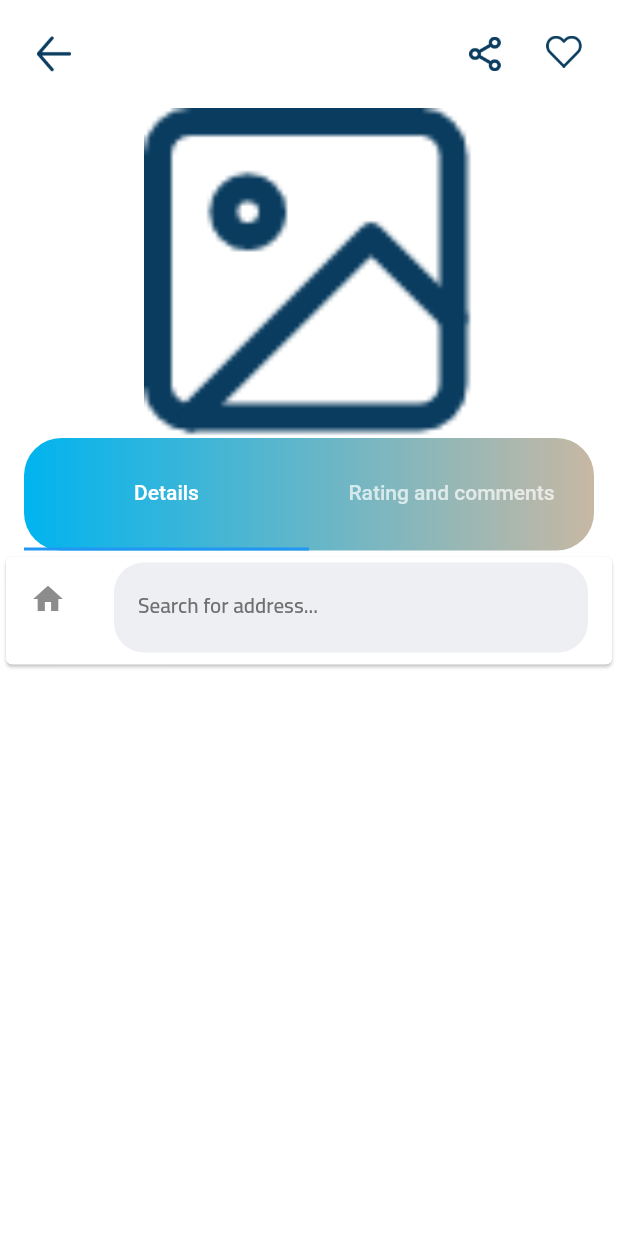
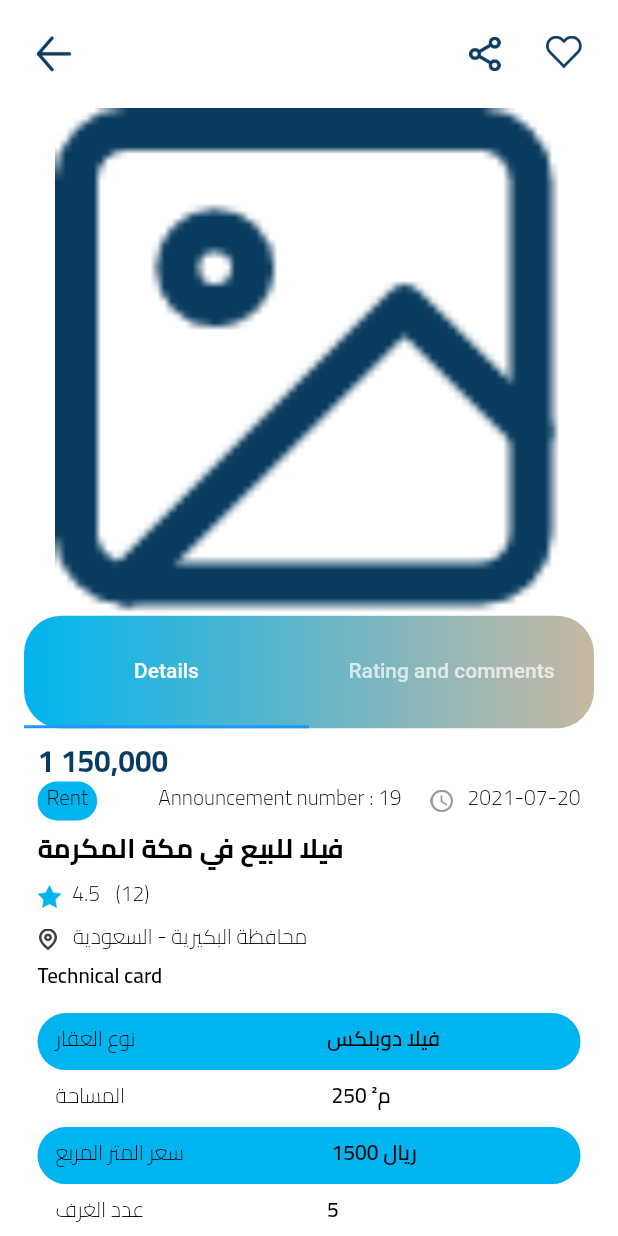
Before and after one commit to Hwassef/wassiet, a Flutter app: the screen it shows after launch, on a phone screen of 412 x 824 dp. Run offline on Flutter 3.47's test engine with Material 2 defaults, Android fonts, the light colour scheme and no system bars; our stand-ins replace auto_route, dartz, data_connection_checker, equatable, firebase_auth, firebase_core and 11 more; missing offline and left inert: flutter_google_places; accounts and stored records are empty; generated files the repository leaves out were written again.

Commit message:
implement announcement details ui

```diff
--- a/lib/app/features/announcement_details/data/datasource/announcement_details_remote_data_source.dart
+++ b/lib/app/features/announcement_details/data/datasource/announcement_details_remote_data_source.dart
@@ -6,12 +6,12 @@ import 'package:wassiet/app/features/announcement_details/data/models/announceme
 import 'package:wassiet/app/features/announcement_details/domain/entity/announcement_details.dart';
 import 'package:wassiet/app/features/announcement_details/domain/entity/announcement_rating_and_comments.dart';
 
-abstract class AnnouncementDetailsRemoteDateSource {
+abstract class AnnouncementDetailsRemoteDataSource {
   Future<AnnouncementDetails> getAnnouncemnetDetails();
   Future<AnnouncementRatingAndComments> getAnnouncementRatingAndComments();
 }
 
-class AnnouncementDetailsRemoteDataSourceImpl implements AnnouncementDetailsRemoteDateSource {
+class AnnouncementDetailsRemoteDataSourceImpl implements AnnouncementDetailsRemoteDataSource {
   @override
   Future<AnnouncementDetails> getAnnouncemnetDetails() async {
     final response = await rootBundle.loadString('assets/fake_data/announcements_details.json');
--- a/lib/app/features/announcement_details/domain/usecase/get_announcement_details_usecase.dart
+++ b/lib/app/features/announcement_details/domain/usecase/get_announcement_details_usecase.dart
@@ -6,7 +6,7 @@ import 'package:wassiet/app/usecase.dart';
 
 class GetAnnouncementDetailsUseCase extends UseCase<AnnouncementDetails, NoParams> {
   final AnnouncementDetailsRepository repository;
-  GetAnnouncementDetailsUseCase({required this.repository});
+  GetAnnouncementDetailsUseCase(this.repository);
 
   @override
   Future<Either<Failure, AnnouncementDetails>> call(NoParams params) async {
--- a/lib/app/features/announcement_details/domain/usecase/get_announcement_rating_and_comments.dart
+++ b/lib/app/features/announcement_details/domain/usecase/get_announcement_rating_and_comments.dart
@@ -6,7 +6,7 @@ import 'package:wassiet/app/usecase.dart';
 
 class GetAnnouncementAndCommentsUseCase extends UseCase<AnnouncementRatingAndComments, NoParams> {
   final AnnouncementDetailsRepository repository;
-  GetAnnouncementAndCommentsUseCase({required this.repository});
+  GetAnnouncementAndCommentsUseCase(this.repository);
 
   @override
   Future<Either<Failure, AnnouncementRatingAndComments>> call(NoParams params) async {
--- a/lib/app/features/announcement_details/presentation/mobx/announcement_details_store.dart
+++ b/lib/app/features/announcement_details/presentation/mobx/announcement_details_store.dart
@@ -1,23 +1,21 @@
 import 'package:mobx/mobx.dart';
 import 'package:wassiet/app/features/announcement_details/domain/entity/announcement_details.dart';
 import 'package:wassiet/app/features/announcement_details/domain/repository/announcement_details_repository.dart';
+import 'package:wassiet/app/features/announcement_details/domain/usecase/get_announcement_details_usecase.dart';
+import 'package:wassiet/app/usecase.dart';
 
-part 'announcement_detials_store.g.dart';
+part 'announcement_details_store.g.dart';
 
 class AnnouncementDetailsStore extends _AnnouncementDetailsStore with _$AnnouncementDetailsStore {
-  AnnouncementDetailsStore(AnnouncementDetailsRepository announcementDetailsRepository)
-      : super(announcementDetailsRepository);
+  AnnouncementDetailsStore(GetAnnouncementDetailsUseCase getAnnouncementDetailsUseCase)
+      : super(getAnnouncementDetailsUseCase);
 }
 
 abstract class _AnnouncementDetailsStore with Store {
-  final AnnouncementDetailsRepository announcementDetailsRepository;
-  _AnnouncementDetailsStore(this.announcementDetailsRepository);
+  final GetAnnouncementDetailsUseCase getAnnouncementDetailsUseCase;
+  _AnnouncementDetailsStore(this.getAnnouncementDetailsUseCase);
   @observable
   AnnouncementDetails? announcementDetails;
   @action
-  void getAnnouncementDetails() {
-    announcementDetailsRepository.getAnnouncementDetails().then(
-          (value) => announcementDetails = value.fold((l) => null, (r) => announcementDetails = r),
-        );
-  }
+  void getAnnouncementDetails() {}
 }
--- a/lib/app/features/announcement_details/presentation/pages/anouncement_details_page.dart
+++ b/lib/app/features/announcement_details/presentation/pages/anouncement_details_page.dart
@@ -1,7 +1,10 @@
+import 'package:flutter/gestures.dart';
 import 'package:flutter/material.dart';
 import 'package:flutter_screenutil/flutter_screenutil.dart';
-import 'package:wassiet/app/features/announcement_details/domain/repository/announcement_details_repository.dart';
+import 'package:get_it/get_it.dart';
 import 'package:wassiet/app/features/announcement_details/presentation/mobx/announcement_details_store.dart';
+import 'package:wassiet/app/features/announcement_details/presentation/widgets/announcement_details_tab_bar_content.dart';
+import 'package:wassiet/app/features/announcement_details/presentation/widgets/announcement_rating_and_comments_tab_bar_content.dart';
 import 'package:wassiet/config/config.dart';
 import 'package:wassiet/generated/l10n.dart';
 import 'package:wassiet/widgets/custom_back_button.dart';
@@ -16,9 +19,7 @@ class AnnouncementDetailsPage extends StatefulWidget {
 class _AnnouncementDetailsPageState extends State<AnnouncementDetailsPage> with SingleTickerProviderStateMixin {
   TabController? _controller;
   int selectedIndex = 0;
-  AnnouncementDetailsRepository? announcementDetailsRepository;
-  AnnouncementDetailsStore? announcementDetailsStore;
-
+  final AnnouncementDetailsStore announcementDetailsStore = GetIt.I<AnnouncementDetailsStore>();
   @override
   void initState() {
     _controller = TabController(length: 2, vsync: this);
@@ -64,8 +65,7 @@ class _AnnouncementDetailsPageState extends State<AnnouncementDetailsPage> with
                 ],
               ),
             ),
-            SizedBox(
-              height: 220,
+            Expanded(
               child: ListView.builder(
                 padding: EdgeInsets.zero,
                 physics: const PageScrollPhysics(),
@@ -105,26 +105,12 @@ class _AnnouncementDetailsPageState extends State<AnnouncementDetailsPage> with
                 ],
               ),
             ),
-            SizedBox(
-              height: 80.0,
+            Expanded(
               child: TabBarView(
                 controller: _controller,
                 children: <Widget>[
-                  const Card(
-                    child: ListTile(
-                      leading: Icon(Icons.home),
-                      title: TextField(
-                        decoration: InputDecoration(hintText: 'Search for address...'),
-                      ),
-                    ),
-                  ),
-                  Card(
-                    child: ListTile(
-                      leading: const Icon(Icons.location_on),
-                      title: Text('Latitude: 48.09342\nLongitude: 11.23403'),
-                      trailing: IconButton(icon: const Icon(Icons.my_location), onPressed: () {}),
-                    ),
-                  ),
+                  buildAnnouncementDetailsTabBarContent(context),
+                  buildAnnouncementRatingAndComments(context),
                 ],
               ),
             ),
--- /dev/null
+++ b/lib/app/features/announcement_details/presentation/widgets/announcement_details_tab_bar_content.dart
@@ -0,0 +1,252 @@
+import 'package:flutter/material.dart';
+import 'package:flutter_screenutil/flutter_screenutil.dart';
+import 'package:wassiet/config/config.dart';
+import 'package:wassiet/generated/l10n.dart';
+
+Widget buildAnnouncementDetailsTabBarContent(BuildContext context) {
+  return Padding(
+    padding: const EdgeInsets.symmetric(horizontal: 25.0),
+    child: Expanded(
+      child: Column(
+        crossAxisAlignment: CrossAxisAlignment.start,
+        mainAxisAlignment: MainAxisAlignment.start,
+        children: [
+          15.h.verticalSpace,
+          Text(
+            '1 150,000',
+            style: Theme.of(context).textTheme.headline1?.copyWith(fontSize: 20),
+          ),
+          Row(
+            mainAxisAlignment: MainAxisAlignment.spaceBetween,
+            children: <Widget>[
+              Container(
+                padding: const EdgeInsets.all(6.0),
+                decoration: const BoxDecoration(
+                  borderRadius: AppConstants.extraLargeBorderRadius,
+                  color: AppColors.cyanColor,
+                ),
+                child: Text(S.current.rent),
+              ),
+              Wrap(
+                children: [
+                  const Text('Announcement number : 19'),
+                  16.w.horizontalSpace,
+                  Image.asset(
+                    AppImages.clockIcon,
+                    width: 15,
+                    height: 15,
+                  ),
+                  8.w.horizontalSpace,
+                  const Text('2021-07-20'),
+                ],
+              ),
+            ],
+          ),
+          12.h.verticalSpace,
+          Text(
+            'فيلا للبيع في مكة المكرمة',
+            style: Theme.of(context).textTheme.headline1?.copyWith(color: AppColors.blackColor),
+          ),
+          12.h.verticalSpace,
+          Row(
+            mainAxisAlignment: MainAxisAlignment.start,
+            children: [
+              Image.asset(
+                AppImages.filledStarIcon,
+                width: 16,
+                height: 16,
+              ),
+              6.w.horizontalSpace,
+              const Text('4.5 '),
+              6.w.horizontalSpace,
+              const Text('(12)'),
+            ],
+          ),
+          13.h.verticalSpace,
+          Row(
+            mainAxisAlignment: MainAxisAlignment.start,
+            children: [
+              Image.asset(
+                AppImages.pinIcon,
+                width: 14,
+                height: 14,
+              ),
+              8.w.horizontalSpace,
+              const Text(
+                'محافظة البكيرية - السعودية',
+              )
+            ],
+          ),
+          12.h.verticalSpace,
+          Text(
+            S.current.technicalCard,
+            style: Theme.of(context).textTheme.headline4?.copyWith(
+                  color: AppColors.blackColor,
+                ),
+          ),
+          Container(
+            padding: const EdgeInsets.symmetric(vertical: 16.0),
+            child: Table(
+              border: TableBorder.symmetric(
+                outside: BorderSide.none,
+              ),
+              children: [
+                TableRow(
+                  decoration: const BoxDecoration(
+                    color: AppColors.cyanColor,
+                    borderRadius: AppConstants.largeBorderRadius,
+                  ),
+                  children: [
+                    const Padding(
+                      padding: EdgeInsets.all(12.0),
+                      child: TableCell(
+                        child: Text('نوع العقار'),
+                      ),
+                    ),
+                    Padding(
+                      padding: const EdgeInsets.all(12.0),
+                      child: TableCell(
+                        child: Text('فيلا دوبلكس',
+                            style: Theme.of(context).textTheme.headline4?.copyWith(color: AppColors.blackColor)),
+                      ),
+                    ),
+                  ],
+                ),
+                TableRow(
+                  decoration: const BoxDecoration(
+                    // color: AppColors.cyanColor,
+                    borderRadius: AppConstants.largeBorderRadius,
+                  ),
+                  children: [
+                    const Padding(
+                      padding: EdgeInsets.all(12.0),
+                      child: TableCell(
+                        child: Text('المساحة'),
+                      ),
+                    ),
+                    Padding(
+                      padding: const EdgeInsets.all(12.0),
+                      child: TableCell(
+                        child: Text(' م² 250',
+                            style: Theme.of(context).textTheme.headline4?.copyWith(color: AppColors.blackColor)),
+                      ),
+                    ),
+                  ],
+                ),
+                TableRow(
+                  decoration: const BoxDecoration(
+                    color: AppColors.cyanColor,
+                    borderRadius: AppConstants.largeBorderRadius,
+                  ),
+                  children: [
+                    const Padding(
+                      padding: EdgeInsets.all(12.0),
+                      child: TableCell(
+                        child: Text('سعر المتر المربع'),
+                      ),
+                    ),
+                    Padding(
+                      padding: const EdgeInsets.all(12.0),
+                      child: TableCell(
+                        child: Text(' ريال 1500',
+                            style: Theme.of(context).textTheme.headline4?.copyWith(color: AppColors.blackColor)),
+                      ),
+                    ),
+                  ],
+                ),
+                TableRow(
+                  decoration: const BoxDecoration(
+                    // color: AppColors.cyanColor,
+                    borderRadius: AppConstants.largeBorderRadius,
+                  ),
+                  children: [
+                    const Padding(
+                      padding: EdgeInsets.all(12.0),
+                      child: TableCell(
+                        child: Text('عدد الغرف'),
+                      ),
+                    ),
+                    Padding(
+                      padding: const EdgeInsets.all(12.0),
+                      child: TableCell(
+                        child: Text('5',
+                            style: Theme.of(context).textTheme.headline4?.copyWith(color: AppColors.blackColor)),
+                      ),
+                    ),
+                  ],
+                ),
+                TableRow(
+                  decoration: const BoxDecoration(
+                    color: AppColors.cyanColor,
+                    borderRadius: AppConstants.largeBorderRadius,
+                  ),
+                  children: [
+                    const Padding(
+                      padding: EdgeInsets.all(12.0),
+                      child: TableCell(
+                        child: Text('الحمامات'),
+                      ),
+                    ),
+                    Padding(
+                      padding: const EdgeInsets.all(12.0),
+                      child: TableCell(
+                        child: Text('2',
+                            style: Theme.of(context).textTheme.headline4?.copyWith(color: AppColors.blackColor)),
+                      ),
+                    ),
+                  ],
+                ),
+                TableRow(
+                  decoration: const BoxDecoration(
+                    // color: AppColors.cyanColor,
+                    borderRadius: AppConstants.largeBorderRadius,
+                  ),
+                  children: [
+                    const Padding(
+                      padding: EdgeInsets.all(12.0),
+                      child: TableCell(
+                        child: Text('عدد الصالات'),
+                      ),
+                    ),
+                    Padding(
+                      padding: const EdgeInsets.all(12.0),
+                      child: TableCell(
+                        child: Text('2',
+                            style: Theme.of(context).textTheme.headline4?.copyWith(color: AppColors.blackColor)),
+                      ),
+                    ),
+                  ],
+                ),
+                TableRow(
+                  decoration: const BoxDecoration(
+                    color: AppColors.cyanColor,
+                    borderRadius: AppConstants.largeBorderRadius,
+                  ),
+                  children: [
+                    const Padding(
+                      padding: EdgeInsets.all(12.0),
+                      child: TableCell(
+                        child: Text('عمر العقار'),
+                      ),
+                    ),
+                    Padding(
+                      padding: const EdgeInsets.all(12.0),
+                      child: TableCell(
+                        child: Text(
+                          '3 (س)',
+                          style: Theme.of(context).textTheme.headline4?.copyWith(
+                                color: AppColors.blackColor,
+                              ),
+                        ),
+                      ),
+                    ),
+                  ],
+                ),
+              ],
+            ),
+          ),
+        ],
+      ),
+    ),
+  );
+}
--- /dev/null
+++ b/lib/app/features/announcement_details/presentation/widgets/announcement_rating_and_comments_tab_bar_content.dart
@@ -0,0 +1,50 @@
+import 'package:flutter/material.dart';
+import 'package:flutter_screenutil/flutter_screenutil.dart';
+import 'package:wassiet/app/features/announcement_details/presentation/widgets/add_comment_modal_bottom_sheet.dart';
+import 'package:wassiet/config/config.dart';
+import 'package:wassiet/generated/l10n.dart';
+import 'package:wassiet/widgets/widgets.dart';
+
+Widget buildAnnouncementRatingAndComments(BuildContext context) {
+  return Padding(
+    padding: const EdgeInsets.symmetric(horizontal: 25.0),
+    child: Column(
+      crossAxisAlignment: CrossAxisAlignment.start,
+      children: <Widget>[
+        Row(
+          crossAxisAlignment: CrossAxisAlignment.start,
+          mainAxisAlignment: MainAxisAlignment.spaceBetween,
+          children: [
+            Container(
+              height: 120,
+              width: 120,
+              decoration: const BoxDecoration(
+                color: AppColors.cyanColor,
+                borderRadius: AppConstants.extraLargeBorderRadius,
+              ),
+            ),
+            const Expanded(
+              child: SizedBox.shrink(),
+            ),
+          ],
+        ),
+        Column(
+          mainAxisAlignment: MainAxisAlignment.start,
+          crossAxisAlignment: CrossAxisAlignment.start,
+          children: [
+            const Text('4.5 من 5 '),
+            8.h.verticalSpace,
+            const Text('(252 إجمالي)'),
+          ],
+        ),
+        OutlinedButton(
+          onPressed: () => customModalBottomSheet(
+            context: context,
+            modalBottomSheet: const AddCommentModalBottomSheet(),
+          ),
+          child: Text(S.current.addComment),
+        ),
+      ],
+    ),
+  );
+}
--- a/lib/app/features/create_announcement_fourth_step/data/repositories/create_announcement_fourth_step_repository_impl.dart
+++ b/lib/app/features/create_announcement_fourth_step/data/repositories/create_announcement_fourth_step_repository_impl.dart
@@ -7,7 +7,7 @@ import 'package:dartz/dartz.dart';
 
 class CreateAnnouncementFourthStepRepositoryImpl implements CreateAnnouncementFourthStepRepository {
   final CreateAnnouncementFourthStepRemoteDataSource remoteDataSource;
-  CreateAnnouncementFourthStepRepositoryImpl({required this.remoteDataSource});
+  CreateAnnouncementFourthStepRepositoryImpl(this.remoteDataSource);
 
   @override
   Future<Either<Failure, List<AvailableItem>>> getAllAvailableItems() async {
--- a/lib/app/features/create_announcement_fourth_step/domain/usecases/create_announcement_fourth_step_usecases.dart
+++ b/lib/app/features/create_announcement_fourth_step/domain/usecases/create_announcement_fourth_step_usecases.dart
@@ -6,7 +6,7 @@ import 'package:wassiet/app/usecase.dart';
 
 class CreateAnnouncementFourthStepUseCases extends UseCase<List<AvailableItem>, NoParams> {
   final CreateAnnouncementFourthStepRepository repository;
-  CreateAnnouncementFourthStepUseCases({required this.repository});
+  CreateAnnouncementFourthStepUseCases(this.repository);
   @override
   Future<Either<Failure, List<AvailableItem>>> call(NoParams params) async {
     return await repository.getAllAvailableItems();
--- a/lib/app/features/create_announcement_second_step/data/repositories/create_announcement_second_step_repository_impl.dart
+++ b/lib/app/features/create_announcement_second_step/data/repositories/create_announcement_second_step_repository_impl.dart
@@ -8,7 +8,7 @@ import 'package:wassiet/app/features/create_announcement_second_step/domain/repo
 
 class CreateAnnouncementSecondStepRepositoryImpl implements CreateAnnouncementSecondStepRepository {
   final CreateAnnouncementSecondStepRemoteDataSource remoteDataSource;
-  CreateAnnouncementSecondStepRepositoryImpl({required this.remoteDataSource});
+  CreateAnnouncementSecondStepRepositoryImpl(this.remoteDataSource);
   @override
   Future<Either<Failure, List<PurposeOfAnnouncement>>> getAllPurposesOfAnnouncement() async {
     return Right(await remoteDataSource.getAllPurposesOfAnnouncement());
--- a/lib/app/features/create_announcement_second_step/domain/usecases/create_announcement_second_step.dart
+++ b/lib/app/features/create_announcement_second_step/domain/usecases/create_announcement_second_step.dart
@@ -6,7 +6,7 @@ import 'package:wassiet/app/usecase.dart';
 
 class CreateAnnouncementSecondStepUseCases extends UseCase<List<PurposeOfAnnouncement>, NoParams> {
   final CreateAnnouncementSecondStepRepository repository;
-  CreateAnnouncementSecondStepUseCases({required this.repository});
+  CreateAnnouncementSecondStepUseCases(this.repository);
   @override
   Future<Either<Failure, List<PurposeOfAnnouncement>>> call(NoParams params) async {
     return await repository.getAllPurposesOfAnnouncement();
--- a/lib/app/features/get_all_regions/data/repositories/get_all_regions_impl.dart
+++ b/lib/app/features/get_all_regions/data/repositories/get_all_regions_impl.dart
@@ -6,7 +6,7 @@ import 'package:dartz/dartz.dart';
 
 class GetAllRegionsImpl implements GetAllRegionsRepository {
   final GetAllRegionsRemoteDataSource remoteDataSource;
-  GetAllRegionsImpl({required this.remoteDataSource});
+  GetAllRegionsImpl(this.remoteDataSource);
   @override
   Future<Either<Failure, List<Region>>> getAllRegions() async {
     return Right(await remoteDataSource.getAllRegions());
--- a/lib/app/features/home_page/data/repositories/home_page_repository_impl.dart
+++ b/lib/app/features/home_page/data/repositories/home_page_repository_impl.dart
@@ -8,7 +8,7 @@ import 'package:wassiet/app/features/home_page/domain/repositories/home_page_rep
 
 class HomePageRepositoryImpl implements HomePageRepository {
   final HomePageRemoteDataSource remoteDataSource;
-  HomePageRepositoryImpl({required this.remoteDataSource});
+  HomePageRepositoryImpl(this.remoteDataSource);
   @override
   Future<Either<Failure, List<Announcement>>> getAllAnnouncements() async {
     return Right(await remoteDataSource.getAllAnnouncements());
--- a/lib/app/features/home_page/domain/usecases/get_all_announcements_usecase.dart
+++ b/lib/app/features/home_page/domain/usecases/get_all_announcements_usecase.dart
@@ -7,7 +7,7 @@ import 'package:wassiet/app/usecase.dart';
 
 class GetAllAnnouncementsUseCase extends UseCase<List<Announcement>, NoParams> {
   final HomePageRepository repository;
-  GetAllAnnouncementsUseCase({required this.repository});
+  GetAllAnnouncementsUseCase(this.repository);
   @override
   Future<Either<Failure, List<Announcement>>> call(NoParams params) async {
     return await repository.getAllAnnouncements();
--- a/lib/main.dart
+++ b/lib/main.dart
@@ -5,9 +5,11 @@ import 'package:wassiet/config/routes/app_router.gr.dart';
 import 'package:wassiet/config/styles/themes/app_themes.dart';
 import 'package:flutter_screenutil/flutter_screenutil.dart';
 import 'generated/l10n.dart';
+import 'app/injection_container.dart' as di;
 
 void main() async {
   WidgetsFlutterBinding.ensureInitialized();
+  await di.init();
   await Firebase.initializeApp();
   runApp(const MyApp());
 }
--- a/pubspec.yaml
+++ b/pubspec.yaml
@@ -38,6 +38,7 @@ dependencies:
   dartz: ^0.10.1
   data_connection_checker: ^0.3.4
   get_it: ^7.2.0
+  flutter_rating_bar: ^4.0.1
 
 dev_dependencies:
   flutter_test:
```
Also changed, not shown: lib/app/features/announcement_details/data/repositories/announcement_details_repository_impl.dart (+4 -4 lines), lib/app/features/announcement_details/presentation/widgets/add_comment_modal_bottom_sheet.dart (added, +117 -0 lines), lib/app/injection_container.dart (+56 -3 lines), lib/app/features/announcement_details/presentation/mobx/announcement_details_store.g.dart (added), lib/config/routes/app_router.gr.dart (added), pubspec.lock.
